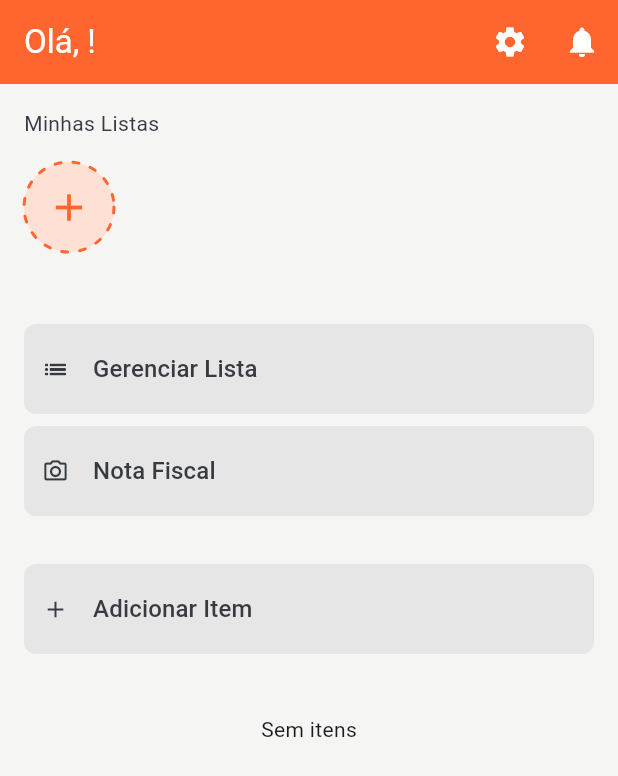
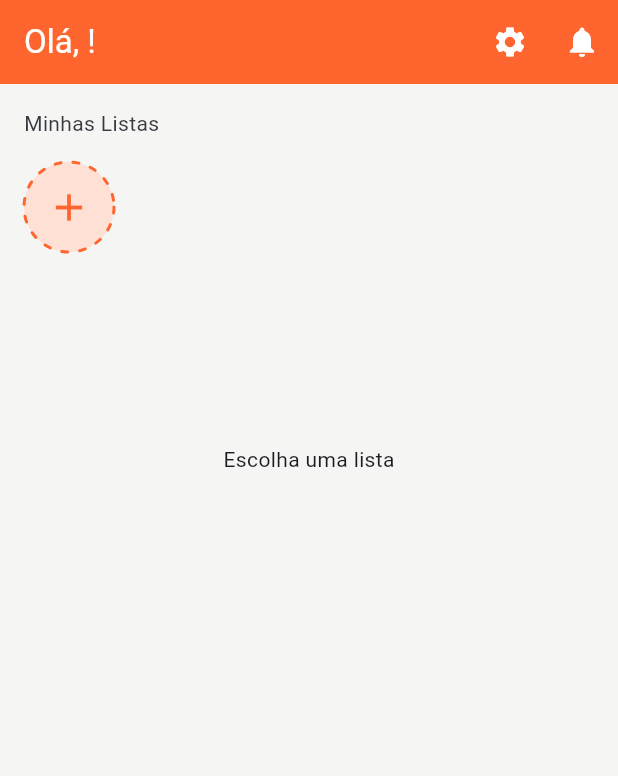
Before and after one commit to eduardostxr/compra_ai, a Flutter app: the MyHomePage screen opened directly, on a phone screen of 412 x 824 dp. Shown: the top 776 px of the screen. Run offline on Flutter 3.47's test engine with Material 3 defaults, Android fonts, the light colour scheme and no system bars; our stand-ins replace emoji_picker_flutter, flutter_speed_dial, image_picker; accounts and stored records are empty; statements that could not run were skipped.

Commit message:
fix: atualizando quando faço alterações

```diff
--- a/lib/manager/list_manager.dart
+++ b/lib/manager/list_manager.dart
@@ -1,13 +1,9 @@
-import 'dart:io';
-import 'dart:convert';
-
 import 'package:compra/models/complete_list_model.dart';
 import 'package:compra/models/invite_model.dart';
 import 'package:compra/models/item_model.dart';
 import 'package:compra/models/list_model.dart';
 import 'package:compra/models/purchase.dart';
 import 'package:compra/service/queries/list_service.dart';
-import 'package:compra/service/web_service.dart';
 import 'package:flutter/material.dart';
 import '../models/response_model.dart';
 
@@ -143,7 +139,7 @@ class ListManager extends ChangeNotifier {
         await ListService.getListItems(token: token, listId: listId);
     if (response != null && response.statusCode == 200) {
       CompleteListModel data =
-          CompleteListModel.fromJson(response.value as Map<String, dynamic>);
+          CompleteListModel.fromJson(response.value);
       setCompleteList(data);
       debugPrint("List items successfully fetched and updated.");
     } else {
--- a/lib/service/queries/receipt_service.dart
+++ /dev/null
@@ -1 +0,0 @@
-class ReceiptService {}
--- a/lib/service/queries/user_service.dart
+++ b/lib/service/queries/user_service.dart
@@ -12,7 +12,7 @@ class UserService {
     try {
       final response = await WebService.get(path, token);
 
-      if (response.statusCode == 200) {
+      if (response.statusCode == 200 || response.statusCode == 201) {
         ResponseModel responseModel = ResponseModel.fromJson(
           response.statusCode,
           "Usuário recuperado com sucesso!",
@@ -23,7 +23,7 @@ class UserService {
       } else {
         ResponseModel responseModel = ResponseModel.fromJson(
           response.statusCode,
-          "Falha buscar Usuário",
+          jsonDecode(response.body)["error"],
           jsonDecode(response.body),
         );
         debugPrint('Failed to retrieve user: ${response.statusCode}');
--- a/lib/ui/home/home_page.dart
+++ b/lib/ui/home/home_page.dart
@@ -173,14 +173,15 @@ class _MyHomePageState extends State<MyHomePage> {
                 ),
                 ListProfileGroup(
                   key: listProfileGroupKey,
-                  profiles: context.watch<ListManager>().lists,
+                  profiles: listManager.lists,
                   onProfileTap: (listModel) {
                     listManager.getListItems(
                         context.read<AuthManager>().accessToken, listModel.id);
                   },
                 ),
                 const SizedBox(height: 8),
-                GeneralHomeBtn(
+                listManager.completeList != null
+                    ? GeneralHomeBtn(
                         icon: Icons.list_outlined,
                         label: "Gerenciar Lista",
                         onPressed: () {
@@ -191,7 +192,8 @@ class _MyHomePageState extends State<MyHomePage> {
                                   authManager.accessToken,
                                   listManager.completeList!.id,
                                 );
-                          listProfileGroupKey.currentState?.resetSelection();
+                                listProfileGroupKey.currentState
+                                    ?.resetSelection();
 
                                 context.read<ListManager>().completeList = null;
                                 context.read<ListManager>().lists;
@@ -202,8 +204,9 @@ class _MyHomePageState extends State<MyHomePage> {
                                   MaterialPageRoute(
                                     builder: (context) {
                                       return UpdateListPage(
-                                  list:
-                                      context.read<ListManager>().completeList!,
+                                        list: context
+                                            .read<ListManager>()
+                                            .completeList!,
                                       );
                                     },
                                   ),
@@ -221,15 +224,19 @@ class _MyHomePageState extends State<MyHomePage> {
                             ),
                           );
                         },
-                ),
+                      )
+                    : const SizedBox(),
                 const SizedBox(height: 8),
-                GeneralHomeBtn(
+                listManager.completeList != null
+                    ? GeneralHomeBtn(
                         icon: Icons.camera_alt_outlined,
                         label: "Nota Fiscal",
                         onPressed: _redirectToReceiptPage,
-                ),
+                      )
+                    : const SizedBox(),
                 const SizedBox(height: 32),
-                GeneralHomeBtn(
+                listManager.completeList != null
+                    ? GeneralHomeBtn(
                         icon: Icons.add,
                         label: "Adicionar Item",
                         onPressed: () {
@@ -238,8 +245,10 @@ class _MyHomePageState extends State<MyHomePage> {
                             MaterialPageRoute(
                               builder: (context) {
                                 return NewItemPage(
-                            listId:
-                                context.read<ListManager>().completeList!.id,
+                                  listId: context
+                                      .read<ListManager>()
+                                      .completeList!
+                                      .id,
                                 );
                               },
                             ),
@@ -254,7 +263,8 @@ class _MyHomePageState extends State<MyHomePage> {
                             }
                           });
                         },
-                ),
+                      )
+                    : const SizedBox(),
                 listManager.completeList != null &&
                         listManager.completeList!.items.isNotEmpty
                     ? ListView.builder(
@@ -342,9 +352,12 @@ class _MyHomePageState extends State<MyHomePage> {
                           },
                         ),
                       )
-                    : const SizedBox(
+                    : SizedBox(
                         height: 100,
-                        child: Center(child: Text('Sem itens')),
+                        child: Center(
+                            child: Text(listManager.completeList != null
+                                ? 'Nenhum item adicionado'
+                                : 'Escolha uma lista')),
                       ),
                 const SizedBox(
                   height: 32,
--- a/lib/ui/receipt/receipt_page.dart
+++ b/lib/ui/receipt/receipt_page.dart
@@ -72,7 +72,6 @@ class _ReceiptPageState extends State<ReceiptPage> {
       if (response.statusCode == 200) {
         purchase = Purchase.fromJson(jsonDecode(responseBody));
         Provider.of<ListManager>(context, listen: false).setPurchase(purchase!);
-
         Navigator.pushReplacement(
           context,
           MaterialPageRoute(builder: (context) => const PurchaseItemsPage()),
```
Also changed, not shown: lib/service/queries/auth_service.dart (+5 -9 lines), lib/service/queries/item_service.dart (+16 -18 lines), lib/service/queries/list_service.dart (+21 -22 lines), lib/ui/purchase/purchase_page.dart (+7 -2 lines). Lines whose indentation alone changed are shown as unchanged.
